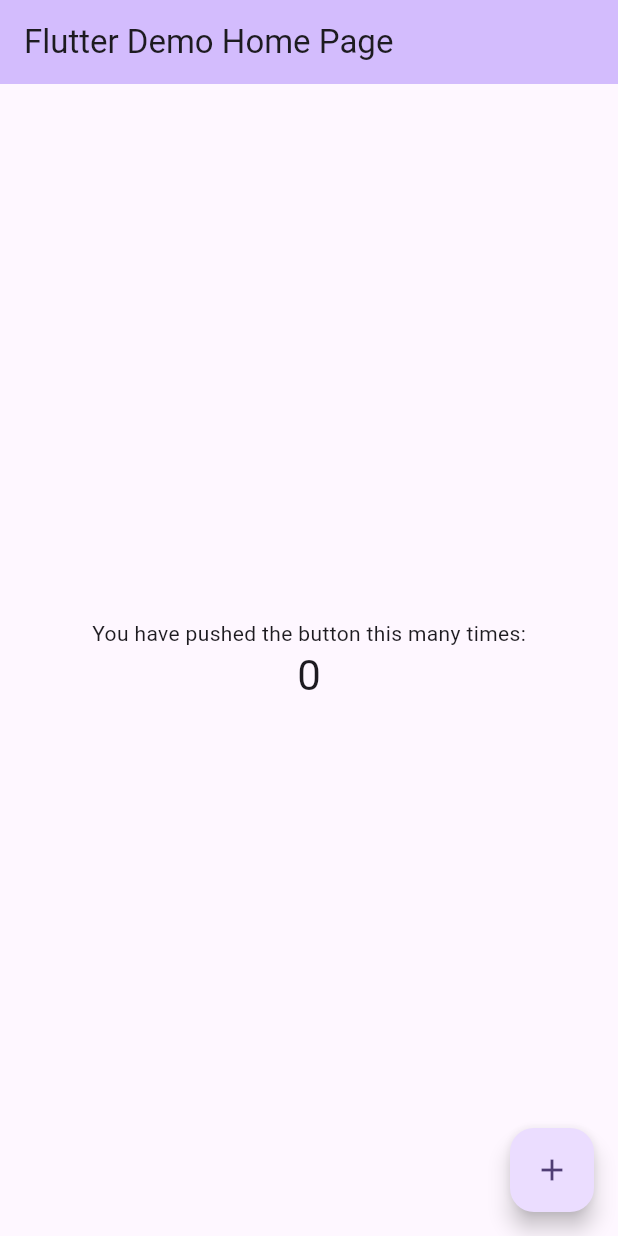
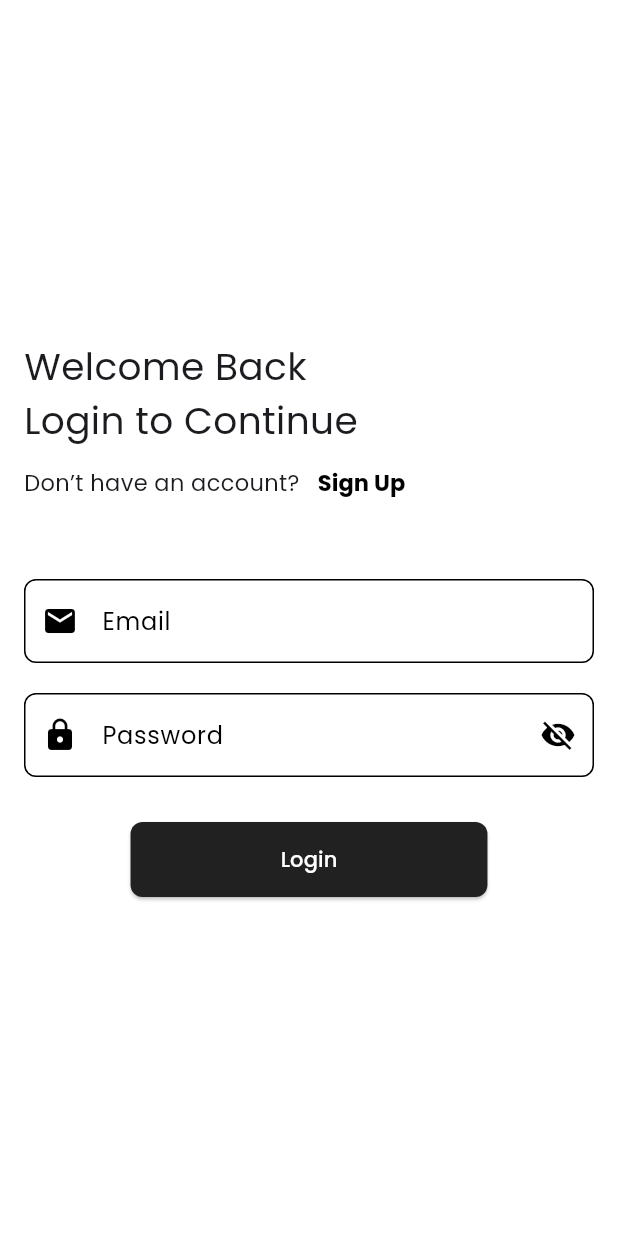
Before and after one commit to dhanush-ts/conocithon-3.0, a Flutter app: the screen it shows after launch, on a phone screen of 412 x 824 dp. Run offline on Flutter 3.47's test engine with Material 3 defaults, Android fonts, the light colour scheme and no system bars; our stand-ins replace google_fonts.

Commit message:
login and sigup

```diff
--- /dev/null
+++ b/smart_parking_app/lib/const.dart
@@ -0,0 +1,2 @@
+String apiUrl = 'http://192.168.0.112:8000';
+int? userId;
--- a/smart_parking_app/lib/main.dart
+++ b/smart_parking_app/lib/main.dart
@@ -1,4 +1,6 @@
 import 'package:flutter/material.dart';
+import 'package:google_fonts/google_fonts.dart';
+import 'package:smart_parking_app/pages/login.dart';
 
 void main() {
   runApp(const MyApp());
@@ -7,119 +9,46 @@
 class MyApp extends StatelessWidget {
   const MyApp({super.key});
 
-  // This widget is the root of your application.
   @override
   Widget build(BuildContext context) {
     return MaterialApp(
+      debugShowCheckedModeBanner: false,
       title: 'Flutter Demo',
       theme: ThemeData(
-        // This is the theme of your application.
-        //
-        // TRY THIS: Try running your application with "flutter run". You'll see
-        // the application has a purple toolbar. Then, without quitting the app,
-        // try changing the seedColor in the colorScheme below to Colors.green
-        // and then invoke "hot reload" (save your changes or press the "hot
-        // reload" button in a Flutter-supported IDE, or press "r" if you used
-        // the command line to start the app).
-        //
-        // Notice that the counter didn't reset back to zero; the application
-        // state is not lost during the reload. To reset the state, use hot
-        // restart instead.
-        //
-        // This works for code too, not just values: Most code changes can be
-        // tested with just a hot reload.
-        colorScheme: ColorScheme.fromSeed(seedColor: Colors.deepPurple),
-        useMaterial3: true,
+        primaryColor: Colors.black,
+        colorScheme: const ColorScheme(
+          brightness: Brightness.light,
+          primary: Colors.black,
+          onPrimary: Colors.white,
+          secondary: Colors.white,
+          onSecondary: Colors.black,
+          error: Colors.red,
+          onError: Colors.red,
+          surface: Colors.white,
+          onSurface: Colors.black,
+        ),
+        scaffoldBackgroundColor: Colors.white,
+        appBarTheme: const AppBarTheme(
+          backgroundColor: Colors.black,
+          foregroundColor: Colors.white,
+        ),
+        textTheme: GoogleFonts.poppinsTextTheme(),
+        navigationBarTheme: NavigationBarThemeData(
+          backgroundColor: Colors.black,
+          indicatorColor: Colors.grey[400],
+          labelTextStyle: MaterialStateProperty.all(
+            const TextStyle(
+              color: Colors.white,
+            ),
+          ),
+          iconTheme: MaterialStateProperty.all(
+            const IconThemeData(
+              color: Colors.white,
+            ),
+          ),
+        ),
       ),
-      home: const MyHomePage(title: 'Flutter Demo Home Page'),
+      home: const LoginPage(),
     );
   }
 }
-
-class MyHomePage extends StatefulWidget {
-  const MyHomePage({super.key, required this.title});
-
-  // This widget is the home page of your application. It is stateful, meaning
-  // that it has a State object (defined below) that contains fields that affect
-  // how it looks.
-
-  // This class is the configuration for the state. It holds the values (in this
-  // case the title) provided by the parent (in this case the App widget) and
-  // used by the build method of the State. Fields in a Widget subclass are
-  // always marked "final".
-
-  final String title;
-
-  @override
-  State<MyHomePage> createState() => _MyHomePageState();
-}
-
-class _MyHomePageState extends State<MyHomePage> {
-  int _counter = 0;
-
-  void _incrementCounter() {
-    setState(() {
-      // This call to setState tells the Flutter framework that something has
-      // changed in this State, which causes it to rerun the build method below
-      // so that the display can reflect the updated values. If we changed
-      // _counter without calling setState(), then the build method would not be
-      // called again, and so nothing would appear to happen.
-      _counter++;
-    });
-  }
-
-  @override
-  Widget build(BuildContext context) {
-    // This method is rerun every time setState is called, for instance as done
-    // by the _incrementCounter method above.
-    //
-    // The Flutter framework has been optimized to make rerunning build methods
-    // fast, so that you can just rebuild anything that needs updating rather
-    // than having to individually change instances of widgets.
-    return Scaffold(
-      appBar: AppBar(
-        // TRY THIS: Try changing the color here to a specific color (to
-        // Colors.amber, perhaps?) and trigger a hot reload to see the AppBar
-        // change color while the other colors stay the same.
-        backgroundColor: Theme.of(context).colorScheme.inversePrimary,
-        // Here we take the value from the MyHomePage object that was created by
-        // the App.build method, and use it to set our appbar title.
-        title: Text(widget.title),
-      ),
-      body: Center(
-        // Center is a layout widget. It takes a single child and positions it
-        // in the middle of the parent.
-        child: Column(
-          // Column is also a layout widget. It takes a list of children and
-          // arranges them vertically. By default, it sizes itself to fit its
-          // children horizontally, and tries to be as tall as its parent.
-          //
-          // Column has various properties to control how it sizes itself and
-          // how it positions its children. Here we use mainAxisAlignment to
-          // center the children vertically; the main axis here is the vertical
-          // axis because Columns are vertical (the cross axis would be
-          // horizontal).
-          //
-          // TRY THIS: Invoke "debug painting" (choose the "Toggle Debug Paint"
-          // action in the IDE, or press "p" in the console), to see the
-          // wireframe for each widget.
-          mainAxisAlignment: MainAxisAlignment.center,
-          children: <Widget>[
-            const Text(
-              'You have pushed the button this many times:',
-            ),
-            Text(
-              '$_counter',
-              style: Theme.of(context).textTheme.headlineMedium,
-            ),
-          ],
-        ),
-      ),
-      floatingActionButton: FloatingActionButton(
-        onPressed: _incrementCounter,
-        tooltip: 'Increment',
-        child: const Icon(Icons.add),
-      ), // This trailing comma makes auto-formatting nicer for build methods.
-    );
-  }
-}
--- /dev/null
+++ b/smart_parking_app/lib/pages/login.dart
@@ -0,0 +1,186 @@
+import 'dart:convert';
+import 'package:flutter/material.dart';
+import 'package:http/http.dart' as http;
+import 'package:smart_parking_app/const.dart';
+import 'package:smart_parking_app/pages/signin.dart';
+import 'package:smart_parking_app/pages/tabs.dart';
+
+class LoginPage extends StatefulWidget {
+  const LoginPage({super.key});
+
+  @override
+  State<LoginPage> createState() => _LoginPageState();
+}
+
+class _LoginPageState extends State<LoginPage> {
+  final GlobalKey<FormState> _formKey = GlobalKey<FormState>();
+  final TextEditingController _emailController = TextEditingController();
+  final TextEditingController _passwordController = TextEditingController();
+  bool _isPasswordVisible = false;
+  bool isLoading = false;
+
+  Future<void> login() async {
+    if (_formKey.currentState!.validate()) {
+      final String email = _emailController.text;
+      final String password = _passwordController.text;
+
+      setState(() {
+        isLoading = true;
+      });
+
+      try {
+        final response = await http.post(
+          Uri.parse('$apiUrl/features/login/'),
+          headers: {'Content-Type': 'application/json'},
+          body: jsonEncode({'email': email, 'password': password}),
+        );
+        print(response.statusCode);
+
+        if (response.statusCode == 200) {
+          Navigator.of(context).pushReplacement(MaterialPageRoute(builder: (ctx) => const Tabs()));
+          print(response.body);
+          final Map<String, dynamic> responseData = jsonDecode(response.body);
+
+          userId = responseData['id'];
+
+          print('Name: ${responseData['name']}');
+          print('Number of vehicles: ${responseData['numberUser'].length}');
+        } else {
+          showSnackBar('Invalid email or password');
+        }
+      } catch (e) {
+        showSnackBar('Error: $e');
+      }
+
+      setState(() {
+        isLoading = false;
+      });
+    }
+  }
+
+  void showSnackBar(String message) {
+    final snackBar = SnackBar(content: Text(message));
+    ScaffoldMessenger.of(context).showSnackBar(snackBar);
+  }
+
+  @override
+  Widget build(BuildContext context) {
+    return Scaffold(
+      body: Padding(
+        padding: const EdgeInsets.all(16.0),
+        child: Form(
+          key: _formKey,
+          child: Column(
+            mainAxisAlignment: MainAxisAlignment.center,
+            children: [
+              Column(
+                crossAxisAlignment: CrossAxisAlignment.start,
+                children: [
+                  const Text(
+                    'Welcome Back\nLogin to Continue',
+                    style: TextStyle(fontSize: 25),
+                  ),
+                  Row(
+                    children: [
+                      const Text(
+                        'Don’t have an account?',
+                        style: TextStyle(fontSize: 15),
+                      ),
+                      TextButton(
+                        onPressed: () {
+                          Navigator.of(context).pushReplacement(
+                              MaterialPageRoute(
+                                  builder: (ctx) => const SignInPage()));
+                        },
+                        child: const Text(
+                          'Sign Up',
+                          style: TextStyle(
+                            fontSize: 15,
+                            fontWeight: FontWeight.bold,
+                          ),
+                        ),
+                      ),
+                    ],
+                  ),
+                ],
+              ),
+              const SizedBox(height: 40),
+              TextFormField(
+                controller: _emailController,
+                keyboardType: TextInputType.emailAddress,
+                decoration: InputDecoration(
+                  labelText: 'Email',
+                  border: OutlineInputBorder(
+                    borderRadius: BorderRadius.circular(8.0),
+                  ),
+                  prefixIcon: const Icon(Icons.email),
+                ),
+                validator: (value) {
+                  if (value == null || value.isEmpty) {
+                    return 'Please enter your email';
+                  }
+                  if (!RegExp(r'^[^@]+@[^@]+\.[^@]+').hasMatch(value)) {
+                    return 'Please enter a valid email';
+                  }
+                  return null;
+                },
+              ),
+              const SizedBox(height: 20),
+              TextFormField(
+                controller: _passwordController,
+                obscureText: !_isPasswordVisible,
+                decoration: InputDecoration(
+                  labelText: 'Password',
+                  border: OutlineInputBorder(
+                    borderRadius: BorderRadius.circular(8.0),
+                  ),
+                  prefixIcon: const Icon(Icons.lock),
+                  suffixIcon: IconButton(
+                    icon: Icon(
+                      _isPasswordVisible
+                          ? Icons.visibility
+                          : Icons.visibility_off,
+                    ),
+                    onPressed: () {
+                      setState(() {
+                        _isPasswordVisible = !_isPasswordVisible;
+                      });
+                    },
+                  ),
+                ),
+                validator: (value) {
+                  if (value == null || value.isEmpty) {
+                    return 'Please enter your password';
+                  }
+                  if (value.length < 6) {
+                    return 'Password must be at least 6 characters long';
+                  }
+                  return null;
+                },
+              ),
+              const SizedBox(height: 30),
+              isLoading
+                  ? const CircularProgressIndicator()
+                  : ElevatedButton(
+                      onPressed: login,
+                      style: ElevatedButton.styleFrom(
+                        backgroundColor: Colors.grey[900],
+                        padding: const EdgeInsets.symmetric(
+                            horizontal: 100, vertical: 15),
+                        shape: RoundedRectangleBorder(
+                          borderRadius: BorderRadius.circular(8.0),
+                        ),
+                      ),
+                      child: Text(
+                        'Login',
+                        style: TextStyle(
+                            color: Theme.of(context).colorScheme.secondary),
+                      ),
+                    ),
+            ],
+          ),
+        ),
+      ),
+    );
+  }
+}
--- a/smart_parking_app/pubspec.yaml
+++ b/smart_parking_app/pubspec.yaml
@@ -35,6 +35,8 @@ dependencies:
   # The following adds the Cupertino Icons font to your application.
   # Use with the CupertinoIcons class for iOS style icons.
   cupertino_icons: ^1.0.6
+  http: ^1.2.2
+  google_fonts: ^6.2.1
 
 dev_dependencies:
   flutter_test:
```
Also changed, not shown: smart_parking_app/lib/pages/signin.dart (added, +240 -0 lines), smart_parking_app/lib/pages/tabs.dart (added, +15 -0 lines), smart_parking_app/pubspec.lock, 1 other file.
